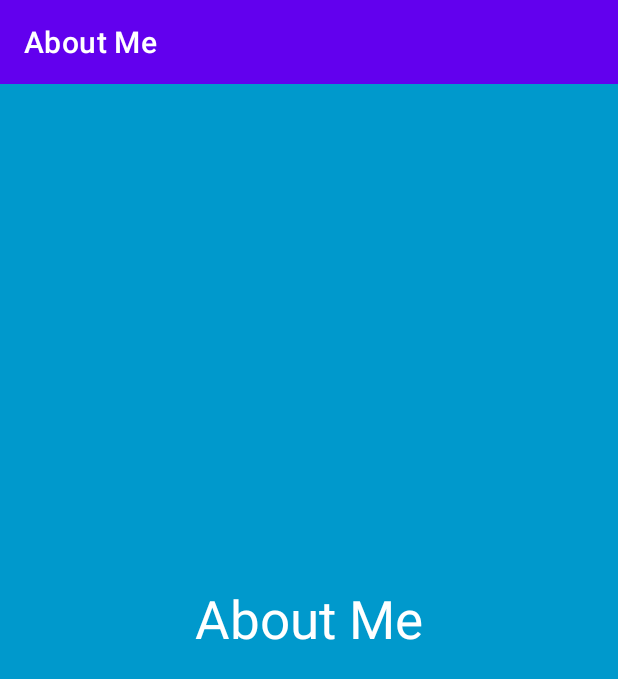
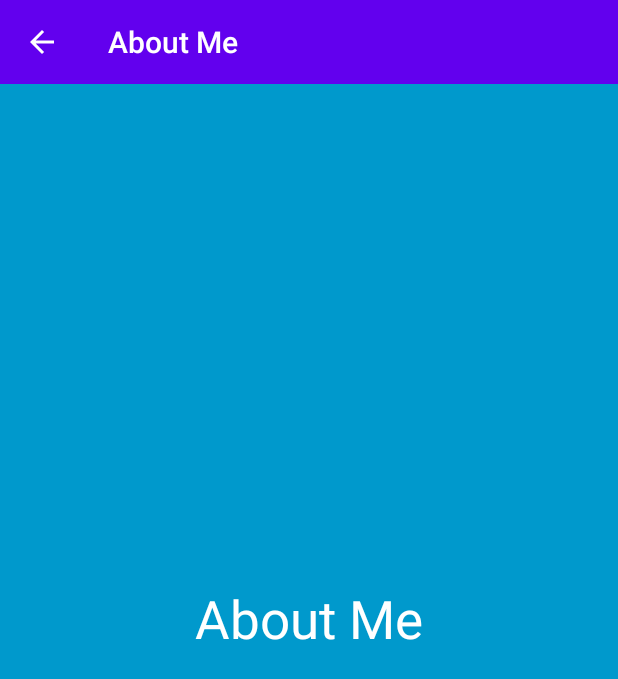
Before and after one commit to Jaka061/Android_hw, an Android app: the fragment MainMenu placed in its activity, in the options menu, after a tap on "О себе", on a phone screen of 412 x 824 dp. Shown: the top 679 px of the screen. Run offline under Robolectric (Android 15) with nearby library versions, the phone set to English and light mode, and no system bars.

Commit message:
hw 17-18

```diff
--- a/app/src/main/java/com/android/Fragment2.kt
+++ b/app/src/main/java/com/android/AboutMe.kt
@@ -3,9 +3,10 @@ package com.android
 import android.content.Context
 import android.os.Bundle
 import android.view.View
+import androidx.appcompat.widget.Toolbar
 import androidx.fragment.app.Fragment
 
-class Fragment2 : Fragment(R.layout.fragment_about) {
+class AboutMe : Fragment(R.layout.fragment_about) {
 
     private lateinit var listener : OnClick
 
@@ -16,6 +17,11 @@ class Fragment2 : Fragment(R.layout.fragment_about) {
 
     override fun onViewCreated(view: View, savedInstanceState: Bundle?) {
         super.onViewCreated(view, savedInstanceState)
+        val toolbar =  view.findViewById<Toolbar>(R.id.toolbarMenu)
+        toolbar.setNavigationOnClickListener{
+            requireActivity().onBackPressed()
+        }
+
     }
 
 }
--- a/app/src/main/java/com/android/Fragment1.kt
+++ b/app/src/main/java/com/android/Autorization.kt
@@ -8,13 +8,12 @@ import androidx.appcompat.widget.AppCompatButton
 import androidx.appcompat.widget.AppCompatEditText
 import androidx.fragment.app.Fragment
 
-class Fragment1 : Fragment(R.layout.fragment) {
+class Autorization : Fragment(R.layout.fragment) {
 
     private lateinit var listener : OnClick
     private lateinit var  editEmail : AppCompatEditText
     private lateinit var editPass: AppCompatEditText
     private lateinit var btn : AppCompatButton
-    private var txt = ""
 
     override fun onAttach(context: Context) {
         super.onAttach(context)
@@ -29,7 +28,6 @@ class Fragment1 : Fragment(R.layout.fragment) {
 
         val email = "qwerty@gmail.com"
         val pss = "1234"
-        txt = editEmail.text.toString()
         btn.setOnClickListener {
             if (editEmail.text.toString().isNotEmpty() && editPass.text.toString().isNotEmpty()) {
                 if (editEmail.text.toString() == email && editPass.text.toString() == pss) {
--- a/app/src/main/java/com/android/MainActivity.kt
+++ b/app/src/main/java/com/android/MainActivity.kt
@@ -10,21 +10,18 @@ class MainActivity : AppCompatActivity(),OnClick {
         setContentView(R.layout.activity_main)
 
         supportFragmentManager.beginTransaction()
-            .add(R.id.frag_cont,Fragment1()).commit()
+            .add(R.id.frag_cont,Autorization()).commit()
     }
 
-
     override fun onClickFragMenu() {
-        val fragment2 = Fragment2()
-
+        val fragment2 = AboutMe()
         supportFragmentManager.beginTransaction()
             .replace(R.id.frag_cont,fragment2)
             .addToBackStack(null).commit()
     }
 
     override fun onClickFragGl() {
-        val fragment3 = Fragment3()
-
+        val fragment3 = MainMenu()
         supportFragmentManager.beginTransaction()
             .replace(R.id.frag_cont,fragment3).commit()
     }
--- a/app/src/main/java/com/android/Fragment3.kt
+++ b/app/src/main/java/com/android/MainMenu.kt
@@ -6,7 +6,7 @@ import android.view.View
 import androidx.appcompat.widget.Toolbar
 import androidx.fragment.app.Fragment
 
-class Fragment3 : Fragment(R.layout.fragment_glavn) {
+class MainMenu : Fragment(R.layout.fragment_glavn) {
 
      private lateinit var listener : OnClick
 
@@ -29,7 +29,7 @@ class Fragment3 : Fragment(R.layout.fragment_glavn) {
             when(it.itemId) {
                 R.id.menu1 -> {
                     requireActivity().supportFragmentManager.beginTransaction()
-                        .replace(R.id.frag_cont, Fragment2())
+                        .replace(R.id.frag_cont,AboutMe())
                         .addToBackStack(null).commit()
                 }
             }
--- a/app/src/main/res/layout/fragment_about.xml
+++ b/app/src/main/res/layout/fragment_about.xml
@@ -4,6 +4,7 @@
     android:layout_height="match_parent"
     android:background="@android:color/holo_blue_dark"
     xmlns:app="http://schemas.android.com/apk/res-auto">
+
 
     <androidx.appcompat.widget.Toolbar
         android:id="@+id/toolbarMenu"
@@ -13,7 +14,10 @@
         app:title="@string/menu"
         app:titleTextColor="@color/white"
         app:layout_constraintTop_toTopOf="parent"
+        android:theme="@style/icon"
+        app:navigationIcon="?attr/homeAsUpIndicator"
         />
+
 
     <androidx.appcompat.widget.AppCompatTextView
         android:id="@+id/txt"
--- a/app/src/main/res/menu/menu.xml
+++ b/app/src/main/res/menu/menu.xml
@@ -1,6 +1,8 @@
 <?xml version="1.0" encoding="utf-8"?>
-<menu xmlns:android="http://schemas.android.com/apk/res/android">
+<menu xmlns:android="http://schemas.android.com/apk/res/android"
+    xmlns:app="http://schemas.android.com/apk/res-auto">
 
-    <item android:id="@+id/menu1" android:title="О себе"/>
+    <item android:id="@+id/menu1"
+        android:title="О себе"/>
 
 </menu>
--- a/app/src/main/res/values-v26/themes.xml
+++ b/app/src/main/res/values-v26/themes.xml
@@ -1,6 +1,8 @@
 <?xml version="1.0" encoding="utf-8"?>
 <resources>
-
+    <style name="AppTheme" parent="Theme.AppCompat.DayNight.NoActionBar">
+        <item name="colorAccent">@color/purple_500</item>
+    </style>
     <style name="text">
         <item name="android:text">@string/auto</item>
         <item name="android:textStyle">bold|italic</item>
@@ -40,4 +42,7 @@
         <item name="android:paddingHorizontal">20dp</item>
         <item name="android:paddingVertical">15dp</item>
     </style>
+    <style name="icon" parent="AppTheme">
+        <item name="android:textColorSecondary">@color/white</item>
+    </style>
 </resources>
--- a/build.gradle
+++ b/build.gradle
@@ -1,5 +1,6 @@
 // Top-level build file where you can add configuration options common to all sub-projects/modules.
 buildscript {
+    ext.kotlin_version = '1.6.10-RC'
     repositories {
         google()
         mavenCentral()
@@ -7,6 +8,7 @@ buildscript {
     dependencies {
         classpath "com.android.tools.build:gradle:7.0.3"
         classpath "org.jetbrains.kotlin:kotlin-gradle-plugin:1.6.0"
+        classpath "org.jetbrains.kotlin:kotlin-gradle-plugin:$kotlin_version"
 
         // NOTE: Do not place your application dependencies here; they belong
         // in the individual module build.gradle files
```
Also changed, not shown: app/build.gradle (+15 -7 lines).
